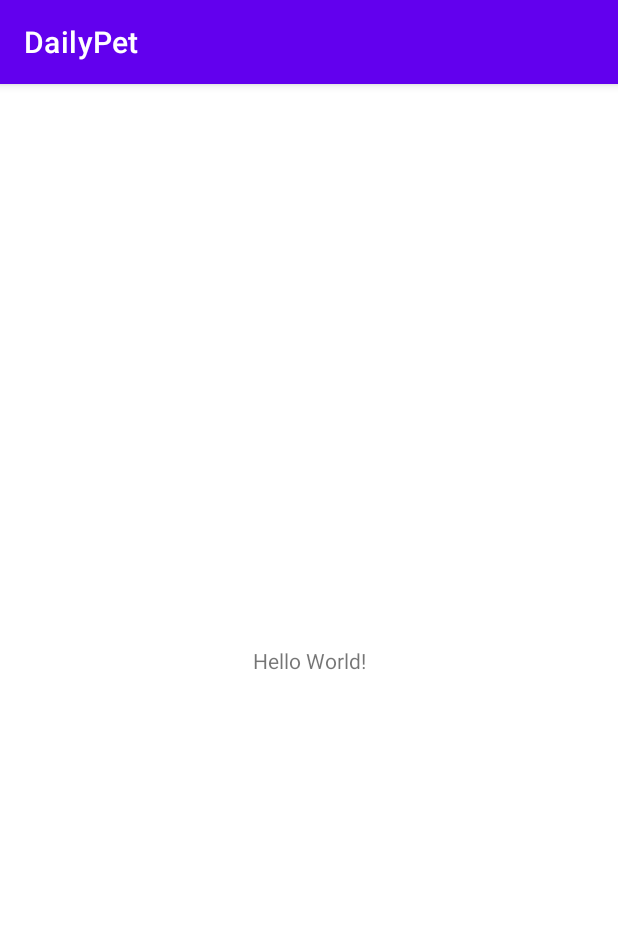
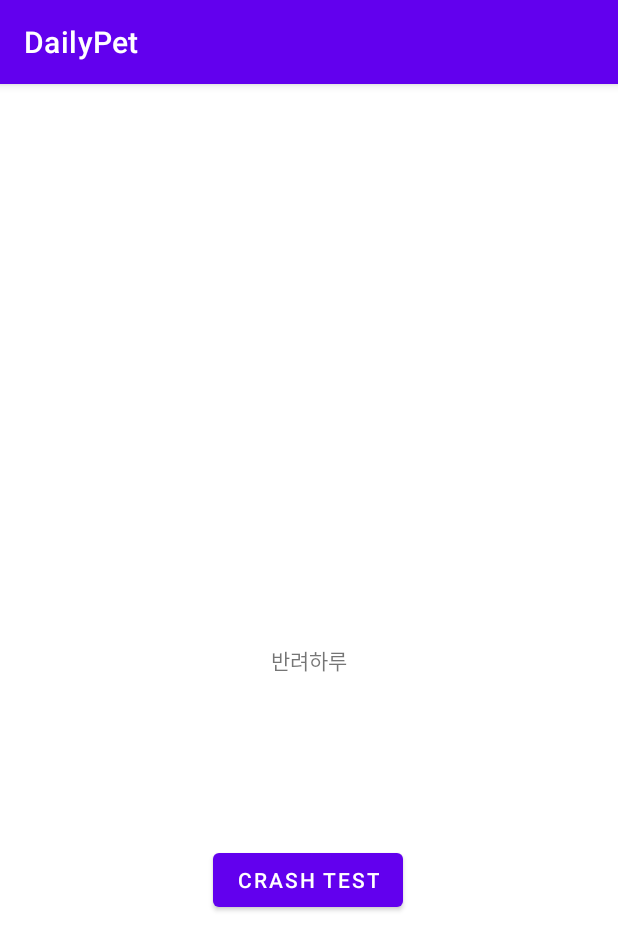
Before and after one commit to SWM-Retriever/Client, an Android app: the screen it shows after launch (MainActivity), on a phone screen of 412 x 824 dp. Shown: the top 950 px of the screen. Run offline under Robolectric (Android 15) with nearby library versions, the phone set to English and light mode, and no system bars.

Commit message:
Init: Firebase Crashlytics Test

```diff
--- a/app/build.gradle
+++ b/app/build.gradle
@@ -2,6 +2,7 @@ plugins {
     id 'com.android.application'
     id 'org.jetbrains.kotlin.android'
     id 'com.google.gms.google-services'
+    id 'com.google.firebase.crashlytics'
 }
 
 android {
@@ -34,6 +35,7 @@ android {
 
 dependencies {
     implementation platform('com.google.firebase:firebase-bom:30.2.0')
+    implementation 'com.google.firebase:firebase-crashlytics-ktx'
     implementation 'com.google.firebase:firebase-analytics-ktx'
     implementation 'androidx.core:core-ktx:1.7.0'
     implementation 'androidx.appcompat:appcompat:1.4.2'
--- a/app/src/main/java/com/swm_retriever/dailypet/MainActivity.kt
+++ b/app/src/main/java/com/swm_retriever/dailypet/MainActivity.kt
@@ -2,10 +2,24 @@ package com.swm_retriever.dailypet
 
 import androidx.appcompat.app.AppCompatActivity
 import android.os.Bundle
+import android.view.ViewGroup
+import android.widget.Button
 
 class MainActivity : AppCompatActivity() {
     override fun onCreate(savedInstanceState: Bundle?) {
         super.onCreate(savedInstanceState)
         setContentView(R.layout.activity_main)
+
+        val crashButton = findViewById<Button>(R.id.btn_crash)
+        crashButton.setOnClickListener{
+            throw RuntimeException("Test Crash") // Force a crash
+        }
+
+//        addContentView(crashButton, ViewGroup.LayoutParams(
+//            ViewGroup.LayoutParams.MATCH_PARENT,
+//            ViewGroup.LayoutParams.WRAP_CONTENT))
     }
+
+
+
 }
--- a/app/src/main/res/layout/activity_main.xml
+++ b/app/src/main/res/layout/activity_main.xml
@@ -9,10 +9,23 @@
     <TextView
         android:layout_width="wrap_content"
         android:layout_height="wrap_content"
-        android:text="Hello World!"
+        android:text="반려하루"
         app:layout_constraintBottom_toBottomOf="parent"
         app:layout_constraintEnd_toEndOf="parent"
         app:layout_constraintStart_toStartOf="parent"
         app:layout_constraintTop_toTopOf="parent" />
 
+    <Button
+        android:id="@+id/btn_crash"
+        android:layout_width="wrap_content"
+        android:layout_height="wrap_content"
+        android:text="Crash Test"
+        app:layout_constraintBottom_toBottomOf="parent"
+        app:layout_constraintEnd_toEndOf="parent"
+        app:layout_constraintHorizontal_bias="0.498"
+        app:layout_constraintStart_toStartOf="parent"
+        app:layout_constraintTop_toTopOf="parent"
+        app:layout_constraintVertical_bias="0.704" />
+
+
 </androidx.constraintlayout.widget.ConstraintLayout>
--- a/build.gradle
+++ b/build.gradle
@@ -1,4 +1,10 @@
 // Top-level build file where you can add configuration options common to all sub-projects/modules.
+buildscript {
+    dependencies {
+        classpath 'com.google.firebase:firebase-crashlytics-gradle:2.9.1'
+    }
+}
+
 plugins {
     id 'com.android.application' version '7.2.1' apply false
     id 'com.android.library' version '7.2.1' apply false
```
